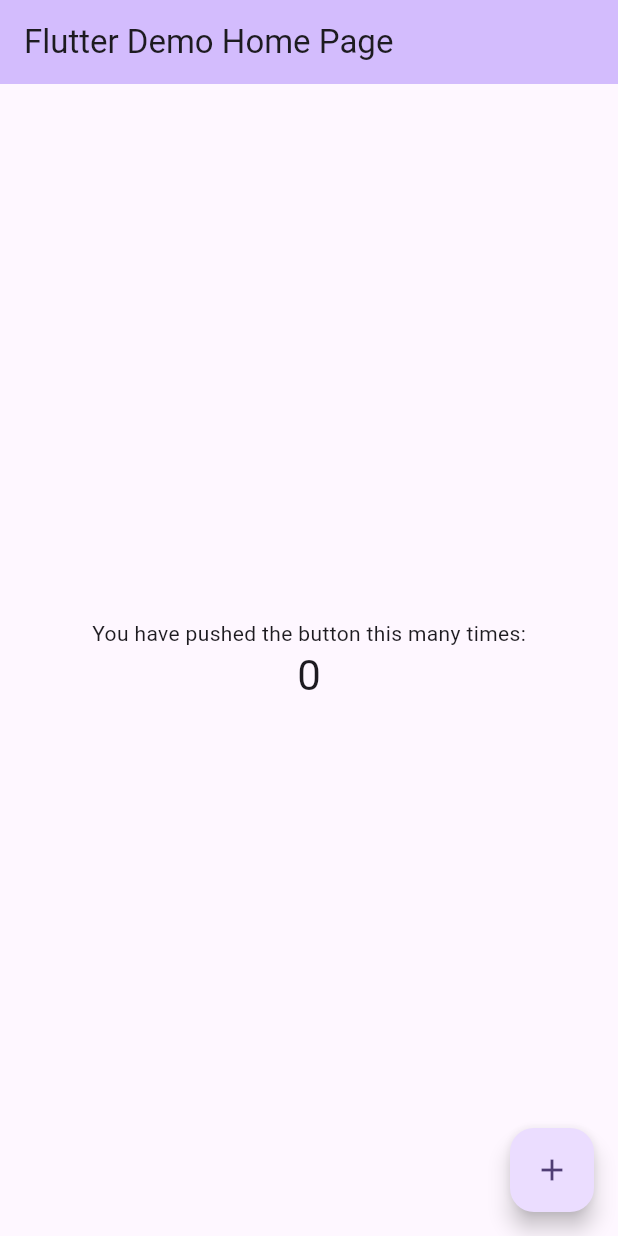
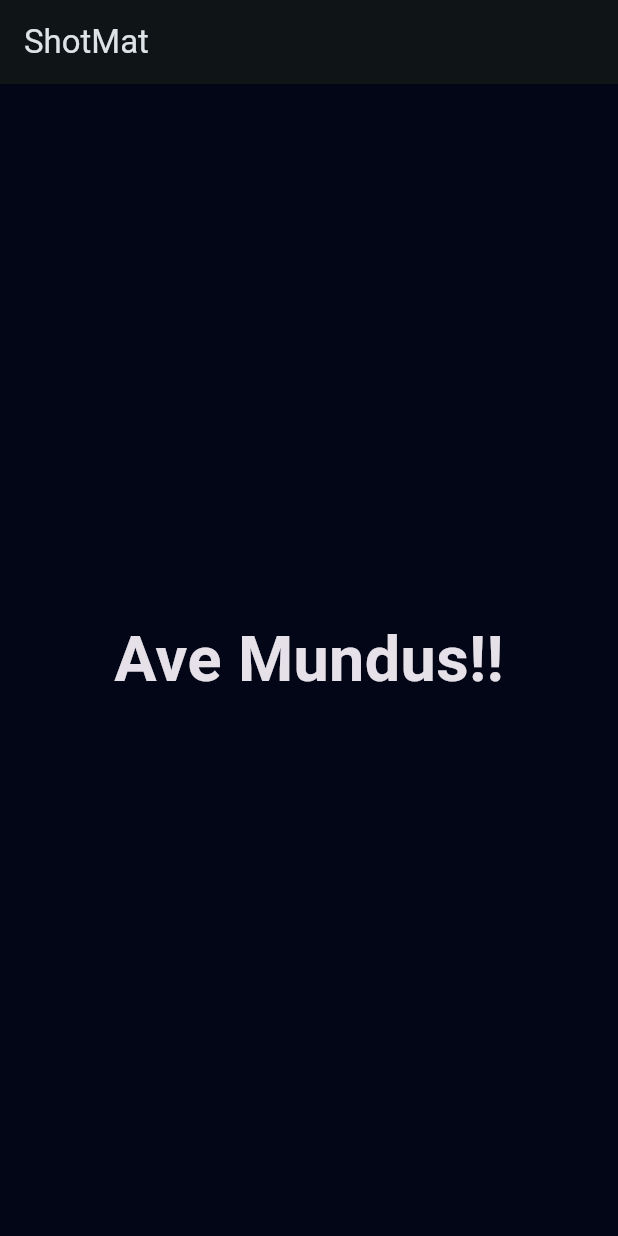
Before and after one commit to threadedblue/ShotMat, a Flutter app: the screen it shows after launch, on a phone screen of 412 x 824 dp. Run offline on Flutter 3.47's test engine with Material 3 defaults, Android fonts, the light colour scheme and no system bars.

Commit message:
Chrome starts

```diff
--- a/ui_web/lib/main.dart
+++ b/ui_web/lib/main.dart
@@ -1,122 +1,29 @@
 import 'package:flutter/material.dart';
+import 'pages/home_page.dart';
 
 void main() {
-  runApp(const MyApp());
+  runApp(const ShotMatWebApp());
 }
 
-class MyApp extends StatelessWidget {
-  const MyApp({super.key});
+class ShotMatWebApp extends StatelessWidget {
+  const ShotMatWebApp({super.key});
 
-  // This widget is the root of your application.
   @override
   Widget build(BuildContext context) {
     return MaterialApp(
-      title: 'Flutter Demo',
-      theme: ThemeData(
-        // This is the theme of your application.
-        //
-        // TRY THIS: Try running your application with "flutter run". You'll see
-        // the application has a purple toolbar. Then, without quitting the app,
-        // try changing the seedColor in the colorScheme below to Colors.green
-        // and then invoke "hot reload" (save your changes or press the "hot
-        // reload" button in a Flutter-supported IDE, or press "r" if you used
-        // the command line to start the app).
-        //
-        // Notice that the counter didn't reset back to zero; the application
-        // state is not lost during the reload. To reset the state, use hot
-        // restart instead.
-        //
-        // This works for code too, not just values: Most code changes can be
-        // tested with just a hot reload.
-        colorScheme: .fromSeed(seedColor: Colors.deepPurple),
+      title: 'ShotMat Web',
+      debugShowCheckedModeBanner: false,
+      theme: ThemeData.dark().copyWith(
+        scaffoldBackgroundColor: const Color(0xFF020617), // near-slate
+        colorScheme: ColorScheme.fromSeed(
+          seedColor: const Color(0xFF38BDF8), // cyan-ish accent
+          brightness: Brightness.dark,
+        ),
+        textTheme: ThemeData.dark().textTheme.apply(
+              fontFamily: 'Roboto',
+            ),
       ),
-      home: const MyHomePage(title: 'Flutter Demo Home Page'),
+      home: const HomePage(),
     );
   }
 }
-
-class MyHomePage extends StatefulWidget {
-  const MyHomePage({super.key, required this.title});
-
-  // This widget is the home page of your application. It is stateful, meaning
-  // that it has a State object (defined below) that contains fields that affect
-  // how it looks.
-
-  // This class is the configuration for the state. It holds the values (in this
-  // case the title) provided by the parent (in this case the App widget) and
-  // used by the build method of the State. Fields in a Widget subclass are
-  // always marked "final".
-
-  final String title;
-
-  @override
-  State<MyHomePage> createState() => _MyHomePageState();
-}
-
-class _MyHomePageState extends State<MyHomePage> {
-  int _counter = 0;
-
-  void _incrementCounter() {
-    setState(() {
-      // This call to setState tells the Flutter framework that something has
-      // changed in this State, which causes it to rerun the build method below
-      // so that the display can reflect the updated values. If we changed
-      // _counter without calling setState(), then the build method would not be
-      // called again, and so nothing would appear to happen.
-      _counter++;
-    });
-  }
-
-  @override
-  Widget build(BuildContext context) {
-    // This method is rerun every time setState is called, for instance as done
-    // by the _incrementCounter method above.
-    //
-    // The Flutter framework has been optimized to make rerunning build methods
-    // fast, so that you can just rebuild anything that needs updating rather
-    // than having to individually change instances of widgets.
-    return Scaffold(
-      appBar: AppBar(
-        // TRY THIS: Try changing the color here to a specific color (to
-        // Colors.amber, perhaps?) and trigger a hot reload to see the AppBar
-        // change color while the other colors stay the same.
-        backgroundColor: Theme.of(context).colorScheme.inversePrimary,
-        // Here we take the value from the MyHomePage object that was created by
-        // the App.build method, and use it to set our appbar title.
-        title: Text(widget.title),
-      ),
-      body: Center(
-        // Center is a layout widget. It takes a single child and positions it
-        // in the middle of the parent.
-        child: Column(
-          // Column is also a layout widget. It takes a list of children and
-          // arranges them vertically. By default, it sizes itself to fit its
-          // children horizontally, and tries to be as tall as its parent.
-          //
-          // Column has various properties to control how it sizes itself and
-          // how it positions its children. Here we use mainAxisAlignment to
-          // center the children vertically; the main axis here is the vertical
-          // axis because Columns are vertical (the cross axis would be
-          // horizontal).
-          //
-          // TRY THIS: Invoke "debug painting" (choose the "Toggle Debug Paint"
-          // action in the IDE, or press "p" in the console), to see the
-          // wireframe for each widget.
-          mainAxisAlignment: .center,
-          children: [
-            const Text('You have pushed the button this many times:'),
-            Text(
-              '$_counter',
-              style: Theme.of(context).textTheme.headlineMedium,
-            ),
-          ],
-        ),
-      ),
-      floatingActionButton: FloatingActionButton(
-        onPressed: _incrementCounter,
-        tooltip: 'Increment',
-        child: const Icon(Icons.add),
-      ),
-    );
-  }
-}
--- /dev/null
+++ b/ui_web/lib/pages/home_page.dart
@@ -0,0 +1,24 @@
+import 'package:flutter/material.dart';
+
+class HomePage extends StatelessWidget {
+  const HomePage({super.key});
+
+  @override
+  Widget build(BuildContext context) {
+    return Scaffold(
+      appBar: AppBar(
+        title: const Text('ShotMat'),
+        centerTitle: false,
+      ),
+      body: const Center(
+        child: Text(
+          'Ave Mundus!!',
+          style: TextStyle(
+            fontSize: 42,
+            fontWeight: FontWeight.bold,
+          ),
+        ),
+      ),
+    );
+  }
+}
```
Also changed, not shown: 4 other files.
